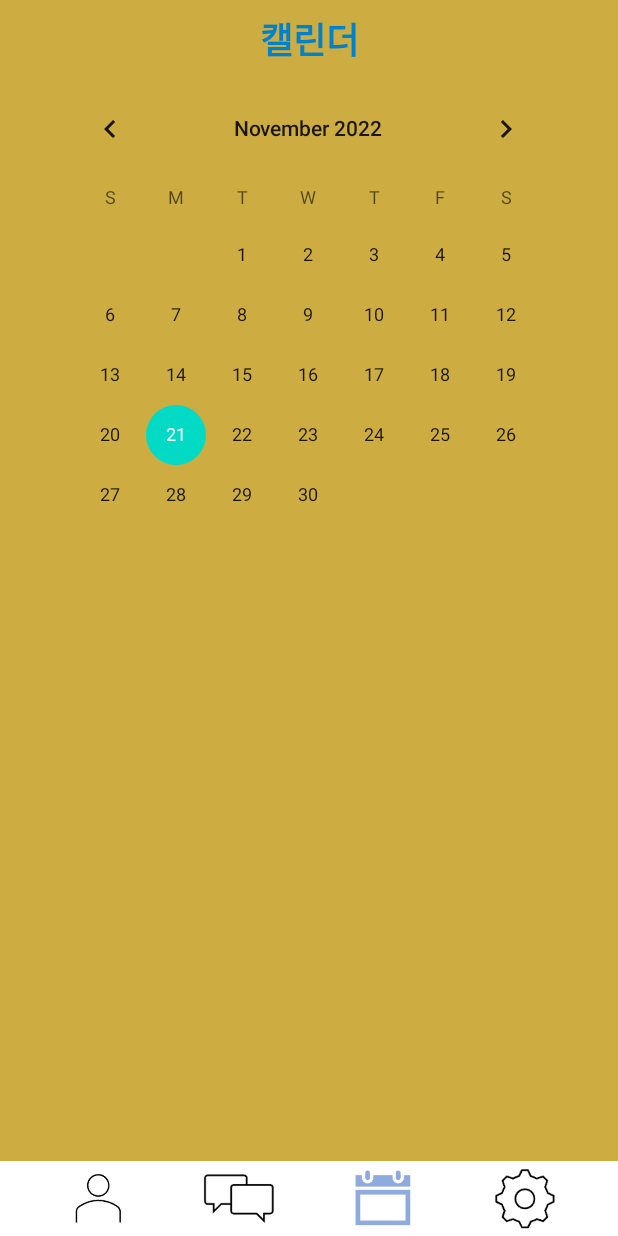
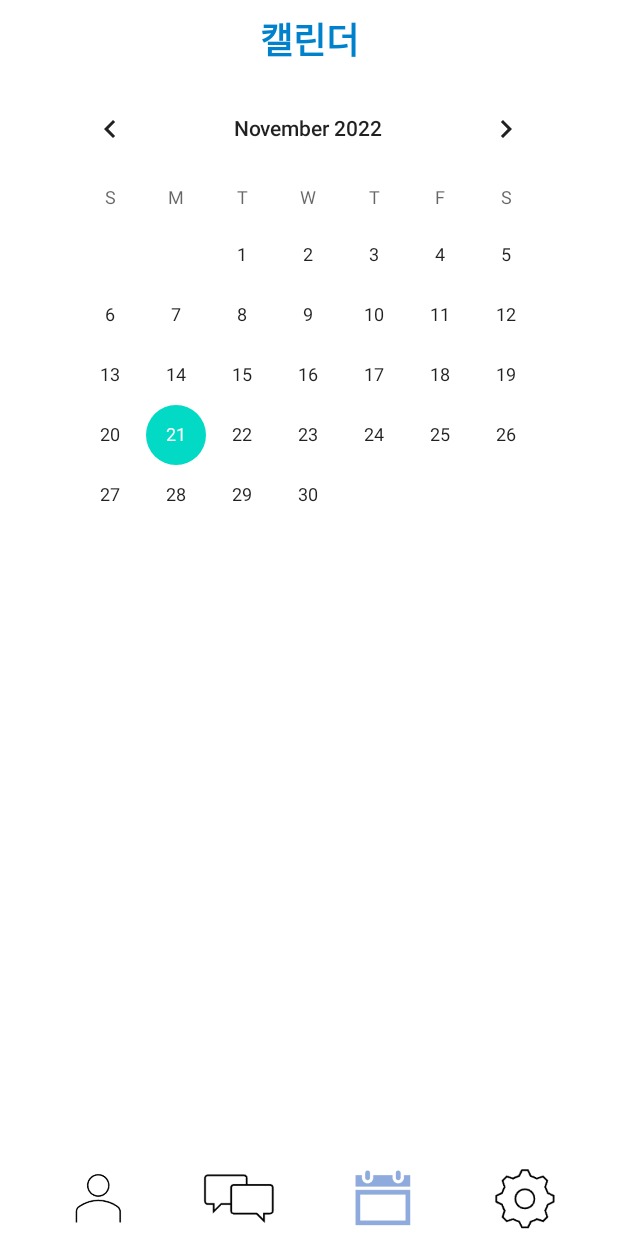
Before and after one commit to rcg3923/Mp, an Android app: the layout fragment_calendar.xml on its own in the app's theme, with its tools: preview values and no code run, on a phone screen of 412 x 824 dp. Run offline under Robolectric (Android 15) with nearby library versions, the phone set to English and light mode, and no system bars.

Commit message:
Solve Invisible Menubar in fragment_main

```diff
--- a/app/src/main/res/layout/fragment_calendar.xml
+++ b/app/src/main/res/layout/fragment_calendar.xml
@@ -4,7 +4,6 @@
     android:layout_width="match_parent"
     android:layout_height="match_parent"
     android:orientation="vertical"
-    android:background="#CDAD42"
     tools:context=".CalendarFragment">
 
     <androidx.constraintlayout.widget.ConstraintLayout
--- a/app/src/main/res/layout/fragment_main.xml
+++ b/app/src/main/res/layout/fragment_main.xml
@@ -14,7 +14,9 @@
     <androidx.recyclerview.widget.RecyclerView
         android:id="@+id/peoplefragment_recyclerview"
         android:layout_width="match_parent"
-        android:layout_height="615dp"></androidx.recyclerview.widget.RecyclerView>
+        android:layout_height="0dp"
+        android:layout_weight="1">
+    </androidx.recyclerview.widget.RecyclerView>
 
     <LinearLayout
 
```
